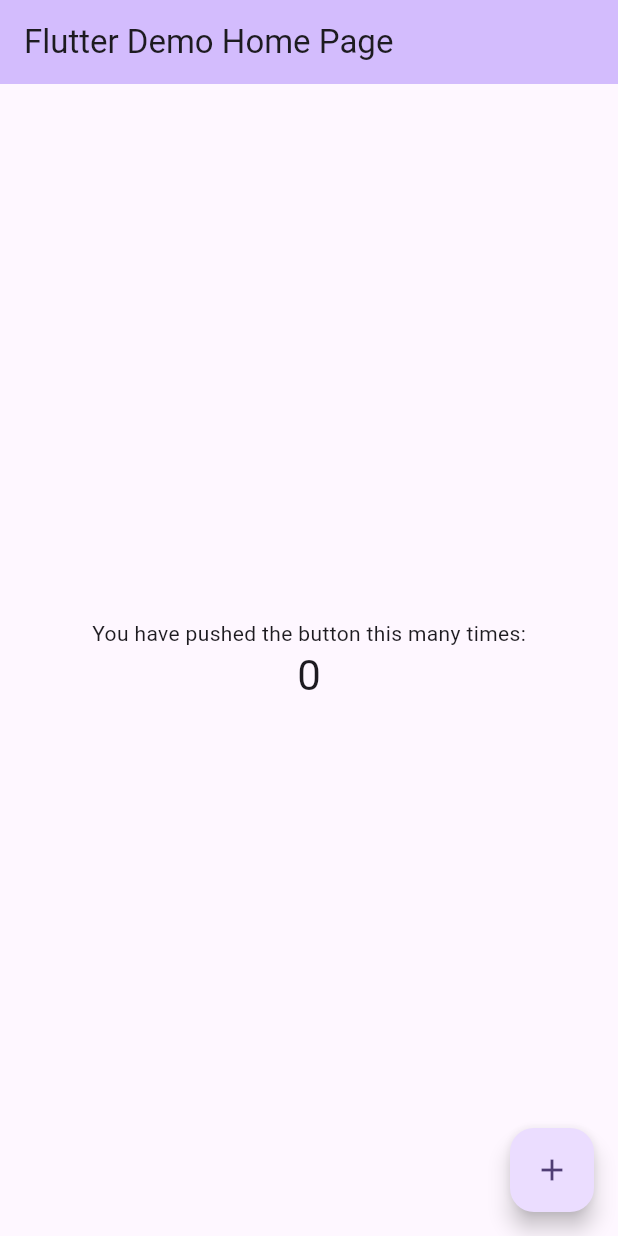
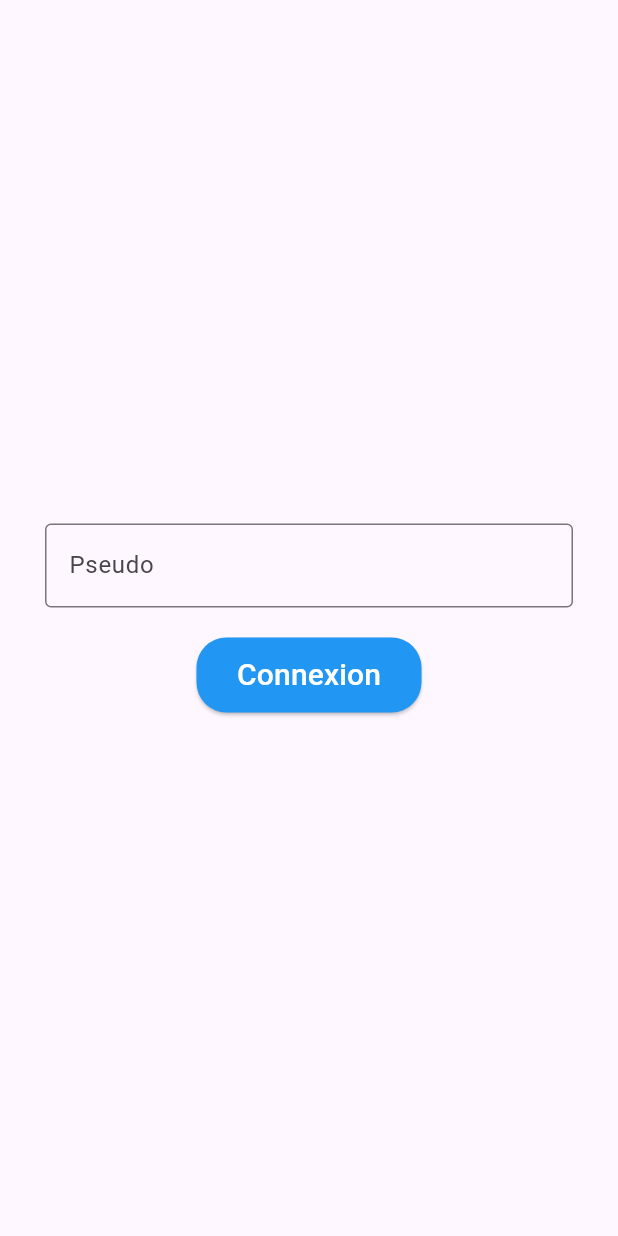
Before and after one commit to LucasLion/projetp, a Flutter app: the screen it shows after launch, on a phone screen of 412 x 824 dp. Run offline on Flutter 3.47's test engine with Material 3 defaults, Android fonts, the phone set to English and light mode, and no system bars.

Commit message:
textField pseudo, connection button, homepage

```diff
--- a/lib/main.dart
+++ b/lib/main.dart
@@ -1,4 +1,5 @@
 import 'package:flutter/material.dart';
+import 'package:projetp/pages/login_page.dart';
 
 void main() {
   runApp(const MyApp());
@@ -7,119 +8,14 @@
 class MyApp extends StatelessWidget {
   const MyApp({super.key});
 
-  // This widget is the root of your application.
   @override
   Widget build(BuildContext context) {
     return MaterialApp(
-      title: 'Flutter Demo',
+      title: 'Hello World',
       theme: ThemeData(
-        // This is the theme of your application.
-        //
-        // TRY THIS: Try running your application with "flutter run". You'll see
-        // the application has a purple toolbar. Then, without quitting the app,
-        // try changing the seedColor in the colorScheme below to Colors.green
-        // and then invoke "hot reload" (save your changes or press the "hot
-        // reload" button in a Flutter-supported IDE, or press "r" if you used
-        // the command line to start the app).
-        //
-        // Notice that the counter didn't reset back to zero; the application
-        // state is not lost during the reload. To reset the state, use hot
-        // restart instead.
-        //
-        // This works for code too, not just values: Most code changes can be
-        // tested with just a hot reload.
-        colorScheme: ColorScheme.fromSeed(seedColor: Colors.deepPurple),
-        useMaterial3: true,
+        primarySwatch: Colors.blue,
       ),
-      home: const MyHomePage(title: 'Flutter Demo Home Page'),
+      home: const LoginPage(),
     );
   }
 }
-
-class MyHomePage extends StatefulWidget {
-  const MyHomePage({super.key, required this.title});
-
-  // This widget is the home page of your application. It is stateful, meaning
-  // that it has a State object (defined below) that contains fields that affect
-  // how it looks.
-
-  // This class is the configuration for the state. It holds the values (in this
-  // case the title) provided by the parent (in this case the App widget) and
-  // used by the build method of the State. Fields in a Widget subclass are
-  // always marked "final".
-
-  final String title;
-
-  @override
-  State<MyHomePage> createState() => _MyHomePageState();
-}
-
-class _MyHomePageState extends State<MyHomePage> {
-  int _counter = 0;
-
-  void _incrementCounter() {
-    setState(() {
-      // This call to setState tells the Flutter framework that something has
-      // changed in this State, which causes it to rerun the build method below
-      // so that the display can reflect the updated values. If we changed
-      // _counter without calling setState(), then the build method would not be
-      // called again, and so nothing would appear to happen.
-      _counter++;
-    });
-  }
-
-  @override
-  Widget build(BuildContext context) {
-    // This method is rerun every time setState is called, for instance as done
-    // by the _incrementCounter method above.
-    //
-    // The Flutter framework has been optimized to make rerunning build methods
-    // fast, so that you can just rebuild anything that needs updating rather
-    // than having to individually change instances of widgets.
-    return Scaffold(
-      appBar: AppBar(
-        // TRY THIS: Try changing the color here to a specific color (to
-        // Colors.amber, perhaps?) and trigger a hot reload to see the AppBar
-        // change color while the other colors stay the same.
-        backgroundColor: Theme.of(context).colorScheme.inversePrimary,
-        // Here we take the value from the MyHomePage object that was created by
-        // the App.build method, and use it to set our appbar title.
-        title: Text(widget.title),
-      ),
-      body: Center(
-        // Center is a layout widget. It takes a single child and positions it
-        // in the middle of the parent.
-        child: Column(
-          // Column is also a layout widget. It takes a list of children and
-          // arranges them vertically. By default, it sizes itself to fit its
-          // children horizontally, and tries to be as tall as its parent.
-          //
-          // Column has various properties to control how it sizes itself and
-          // how it positions its children. Here we use mainAxisAlignment to
-          // center the children vertically; the main axis here is the vertical
-          // axis because Columns are vertical (the cross axis would be
-          // horizontal).
-          //
-          // TRY THIS: Invoke "debug painting" (choose the "Toggle Debug Paint"
-          // action in the IDE, or press "p" in the console), to see the
-          // wireframe for each widget.
-          mainAxisAlignment: MainAxisAlignment.center,
-          children: <Widget>[
-            const Text(
-              'You have pushed the button this many times:',
-            ),
-            Text(
-              '$_counter',
-              style: Theme.of(context).textTheme.headlineMedium,
-            ),
-          ],
-        ),
-      ),
-      floatingActionButton: FloatingActionButton(
-        onPressed: _incrementCounter,
-        tooltip: 'Increment',
-        child: const Icon(Icons.add),
-      ), // This trailing comma makes auto-formatting nicer for build methods.
-    );
-  }
-}
--- /dev/null
+++ b/lib/pages/home_page.dart
@@ -0,0 +1,14 @@
+import 'package:flutter/material.dart';
+
+class HomePage extends StatelessWidget {
+  const HomePage({super.key});
+
+  @override
+  Widget build(BuildContext context) {
+    return const Scaffold(
+      body: Center(
+        child: Text('Home Page'),
+      )
+    );
+  }
+}
--- /dev/null
+++ b/lib/pages/login_page.dart
@@ -0,0 +1,54 @@
+import 'package:flutter/material.dart';
+import 'package:projetp/pages/home_page.dart';
+
+class LoginPage extends StatelessWidget {
+  const LoginPage({super.key});
+
+  @override
+  Widget build(BuildContext context) {
+    return Scaffold(
+      body: Column(
+        mainAxisAlignment: MainAxisAlignment.center,
+        children: [
+          const Padding(
+            padding: EdgeInsets.only(left: 30.0, right: 30.0),
+            child: TextField(
+              decoration: InputDecoration(
+                border: OutlineInputBorder(),
+                labelText: 'Pseudo',
+              ),
+            ),
+          ),
+          const SizedBox(
+            height: 20,
+          ),
+
+          ElevatedButton(
+            onPressed: () {
+              Navigator.pushReplacement(
+                  context,
+                  MaterialPageRoute(
+                    builder: (context) => const HomePage(),
+                  ));
+            },
+            style: ElevatedButton.styleFrom(
+              backgroundColor: Colors.blue,
+              shape: RoundedRectangleBorder(
+                borderRadius: BorderRadius.circular(20), // This is the border radius
+              ),
+              padding: EdgeInsets.all(10), // This is the padding
+              minimumSize: Size(150, 50), // This is the minimum size
+            ),
+            child: const Text(
+              'Connexion',
+              style: TextStyle(
+                color: Colors.white,
+                fontSize: 20,
+              ),
+            ),
+          ),
+        ],
+      ),
+    );
+  }
+}
```
